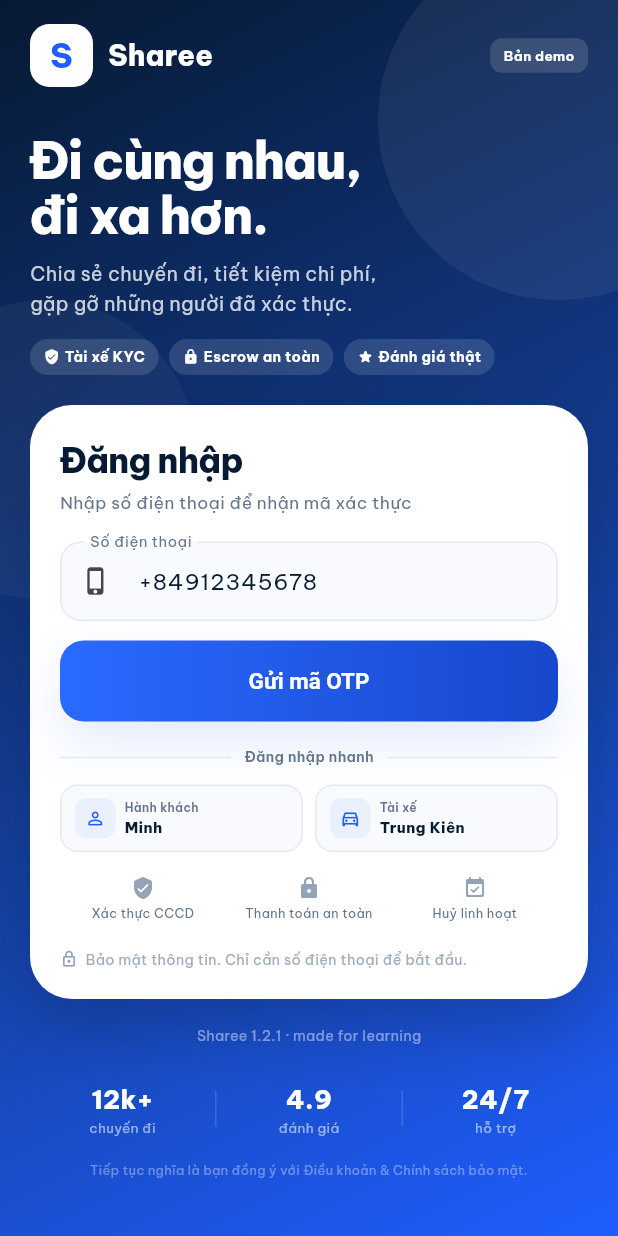
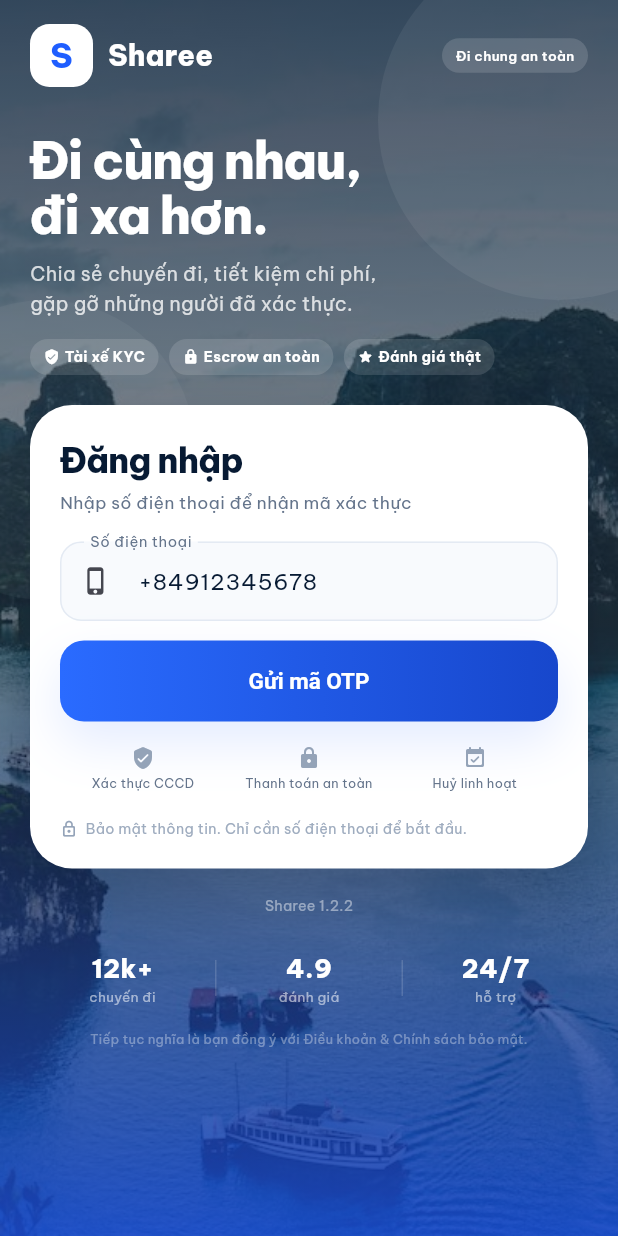
Before and after one commit to xuanvuong1702/sharee, a Flutter app: the screen it shows after launch, on a phone screen of 412 x 824 dp. Run offline on Flutter 3.47's test engine with Material 3 defaults, Android fonts, the phone set to English and light mode, and no system bars; our stand-ins replace firebase_core, firebase_messaging, flutter_map, geolocator, image_picker, latlong2 and 2 more; missing offline and left inert: signalr_netcore; accounts and stored records are empty.

Commit message:
design: remove demo chrome and add real travel photography to mobile; release 1.2.2

```diff
--- a/apps/mobile/lib/screens/login_screen.dart
+++ b/apps/mobile/lib/screens/login_screen.dart
@@ -67,7 +67,24 @@ class _LoginScreenState extends State<LoginScreen> {
       backgroundColor: AppTheme.primaryDark,
       body: Stack(
         children: [
-          Container(decoration: const BoxDecoration(gradient: AppTheme.gradient)),
+          Positioned.fill(
+            child: Image.asset('assets/images/coast.jpg', fit: BoxFit.cover),
+          ),
+          Positioned.fill(
+            child: DecoratedBox(
+              decoration: BoxDecoration(
+                gradient: LinearGradient(
+                  colors: [
+                    const Color(0xFF071A33).withValues(alpha: 0.78),
+                    const Color(0xFF071A33).withValues(alpha: 0.42),
+                    AppTheme.primaryDark.withValues(alpha: 0.88),
+                  ],
+                  begin: Alignment.topCenter,
+                  end: Alignment.bottomCenter,
+                ),
+              ),
+            ),
+          ),
           Positioned(
             right: -80,
             top: -40,
@@ -127,11 +144,11 @@ class _LoginScreenState extends State<LoginScreen> {
                         padding: const EdgeInsets.symmetric(horizontal: 9, vertical: 5),
                         decoration: BoxDecoration(
                           color: Colors.white.withValues(alpha: 0.14),
-                          borderRadius: BorderRadius.circular(8),
+                          borderRadius: BorderRadius.circular(999),
                         ),
-                        child: const Text('Bản demo',
+                        child: const Text('Đi chung an toàn',
                             style: TextStyle(
-                                color: Colors.white, fontSize: 9, fontWeight: FontWeight.w700)),
+                                color: Colors.white, fontSize: 9, fontWeight: FontWeight.w600)),
                       ),
                     ],
                   ),
@@ -239,7 +256,7 @@ class _LoginScreenState extends State<LoginScreen> {
                   ),
                   const SizedBox(height: 18),
                   Center(
-                    child: Text('Sharee 1.2.1 · made for learning',
+                    child: Text('Sharee 1.2.2',
                         style: TextStyle(
                             color: Colors.white.withValues(alpha: 0.45), fontSize: 9.5)),
                   ),
@@ -294,47 +311,6 @@ class _LoginScreenState extends State<LoginScreen> {
         ),
         const SizedBox(height: 13),
         PrimaryButton(label: 'Gửi mã OTP', loading: _busy, onPressed: _requestOtp),
-        const SizedBox(height: 17),
-        Row(
-          children: [
-            const Expanded(child: Divider()),
-            Padding(
-              padding: const EdgeInsets.symmetric(horizontal: 9),
-              child: Text('Đăng nhập nhanh',
-                  style: TextStyle(
-                      fontSize: 9.5, color: AppTheme.muted, fontWeight: FontWeight.w600)),
-            ),
-            const Expanded(child: Divider()),
-          ],
-        ),
-        const SizedBox(height: 11),
-        Row(
-          children: [
-            Expanded(
-              child: _DemoAccount(
-                label: 'Hành khách',
-                name: 'Minh',
-                icon: Icons.person_outline_rounded,
-                onTap: () {
-                  _phone.text = '+84912345678';
-                  _requestOtp();
-                },
-              ),
-            ),
-            const SizedBox(width: 8),
-            Expanded(
-              child: _DemoAccount(
-                label: 'Tài xế',
-                name: 'Trung Kiên',
-                icon: Icons.directions_car_outlined,
-                onTap: () {
-                  _phone.text = '+84912000001';
-                  _requestOtp();
-                },
-              ),
-            ),
-          ],
-        ),
         const SizedBox(height: 16),
         const Row(
           children: [
@@ -414,67 +390,6 @@ class _LoginScreenState extends State<LoginScreen> {
   }
 }
 
-class _DemoAccount extends StatelessWidget {
-  final String label;
-  final String name;
-  final IconData icon;
-  final VoidCallback onTap;
-
-  const _DemoAccount({
-    required this.label,
-    required this.name,
-    required this.icon,
-    required this.onTap,
-  });
-
-  @override
-  Widget build(BuildContext context) {
-    return Material(
-      color: const Color(0xFFF8FAFD),
-      borderRadius: BorderRadius.circular(12),
-      child: InkWell(
-        onTap: onTap,
-        borderRadius: BorderRadius.circular(12),
-        child: Container(
-          padding: const EdgeInsets.symmetric(horizontal: 9, vertical: 8),
-          decoration: BoxDecoration(
-            borderRadius: BorderRadius.circular(12),
-            border: Border.all(color: AppTheme.line),
-          ),
-          child: Row(
-            children: [
-              Container(
-                width: 27,
-                height: 27,
-                decoration: BoxDecoration(
-                  color: AppTheme.primarySoft,
-                  borderRadius: BorderRadius.circular(8),
-                ),
-                child: Icon(icon, size: 14, color: AppTheme.primary),
-              ),
-              const SizedBox(width: 6),
-              Expanded(
-                child: Column(
-                  crossAxisAlignment: CrossAxisAlignment.start,
-                  children: [
-                    Text(label,
-                        style: const TextStyle(
-                            fontSize: 8, color: AppTheme.muted, fontWeight: FontWeight.w600)),
-                    Text(name,
-                        maxLines: 1,
-                        overflow: TextOverflow.ellipsis,
-                        style: const TextStyle(fontSize: 10, fontWeight: FontWeight.w800)),
-                  ],
-                ),
-              ),
-            ],
-          ),
-        ),
-      ),
-    );
-  }
-}
-
 class _TrustItem extends StatelessWidget {
   final IconData icon;
   final String label;
--- a/apps/mobile/lib/screens/profile_screen.dart
+++ b/apps/mobile/lib/screens/profile_screen.dart
@@ -280,7 +280,7 @@ class ProfileScreen extends StatelessWidget {
                 ),
                 const SizedBox(height: 12),
                 const Center(
-                  child: Text('Sharee 1.2.1 · made for learning',
+                  child: Text('Sharee 1.2.2',
                       style: TextStyle(fontSize: 9.5, color: AppTheme.mutedLight)),
                 ),
                 const SizedBox(height: 20),
--- a/apps/mobile/pubspec.yaml
+++ b/apps/mobile/pubspec.yaml
@@ -16,7 +16,7 @@ publish_to: 'none' # Remove this line if you wish to publish to pub.dev
 # https://developer.apple.com/library/archive/documentation/General/Reference/InfoPlistKeyReference/Articles/CoreFoundationKeys.html
 # In Windows, build-name is used as the major, minor, and patch parts
 # of the product and file versions while build-number is used as the build suffix.
-version: 1.2.1+11
+version: 1.2.2+12
 
 environment:
   sdk: ^3.13.7
@@ -69,6 +69,9 @@ flutter:
   # the material Icons class.
   uses-material-design: true
 
+  assets:
+    - assets/images/
+
   fonts:
     - family: BeVietnamPro
       fonts:
```
Also changed, not shown: apps/mobile/lib/screens/home_screen.dart (+38 -16 lines), apps/mobile/assets/images/coast.jpg (added), apps/mobile/assets/images/hanoi.jpg (added), apps/mobile/assets/images/train_street.jpg (added).
